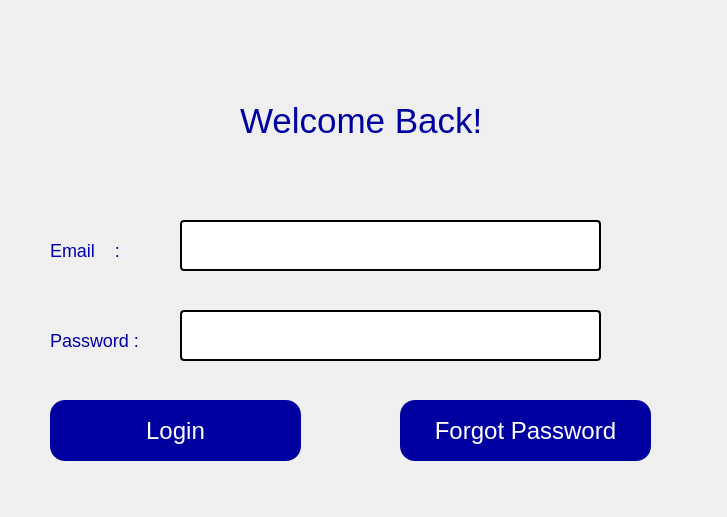
First picture: the form in login.ui, repository omaymaoulad/Freelancer_QT, before the edit.
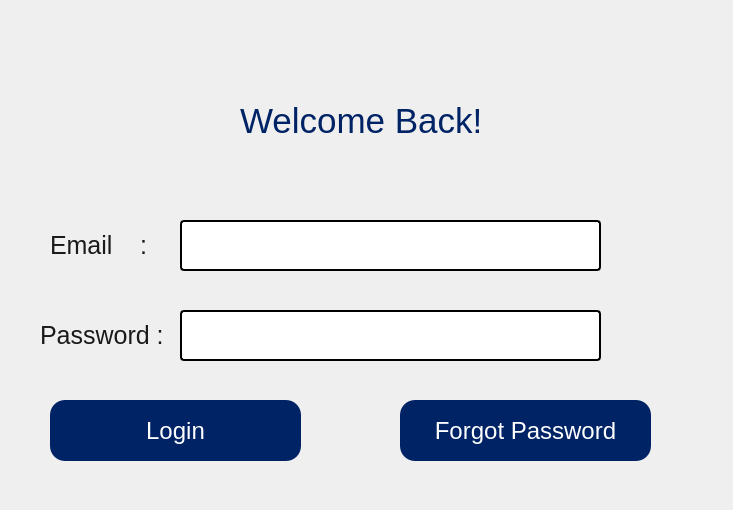
Second picture: the form after the edit. Icons and pictures are not drawn.

Diff of the .ui file:
```diff
--- a/login.ui
+++ b/login.ui
@@ -6,8 +6,8 @@
    <rect>
     <x>0</x>
     <y>0</y>
-    <width>727</width>
-    <height>517</height>
+    <width>733</width>
+    <height>510</height>
    </rect>
   </property>
   <property name="windowTitle">
@@ -35,7 +35,7 @@
 border-radius:15px;
 
 padding : 0 4px;
-background: rgba(0, 0, 160, 1);
+background:#002366;
 border -radius:15px;
 color: rgb(255, 255, 255);
 font: 24px;
@@ -79,15 +79,15 @@
    <property name="geometry">
     <rect>
      <x>50</x>
-     <y>240</y>
-     <width>91</width>
-     <height>20</height>
+     <y>230</y>
+     <width>121</width>
+     <height>31</height>
     </rect>
    </property>
    <property name="styleSheet">
     <string notr="true">QLabel{
-font-size:18px;
-color :rgba(0, 0, 160, 1);
+font-size:25px;
+color :#1A1A1A;
 }</string>
    </property>
    <property name="text">
@@ -97,16 +97,16 @@
   <widget class="QLabel" name="label_2">
    <property name="geometry">
     <rect>
-     <x>50</x>
-     <y>330</y>
-     <width>91</width>
-     <height>20</height>
+     <x>40</x>
+     <y>320</y>
+     <width>131</width>
+     <height>31</height>
     </rect>
    </property>
    <property name="styleSheet">
     <string notr="true">QLabel{
-font-size:18px;
-color :rgba(0, 0, 160, 1);
+font-size:25px;
+color :#1A1A1A;
 }</string>
    </property>
    <property name="text">
@@ -125,7 +125,7 @@
    <property name="styleSheet">
     <string notr="true">QLabel{
 font-size: 35px;
-color:rgba(0, 0, 160, 1);
+color:#002366;
 backround-color:white;
 }</string>
    </property>
@@ -168,7 +168,7 @@
 border-radius:15px;
 
 padding : 0 4px;
-background: rgba(0, 0, 160, 1);
+background: #002366;
 border -radius:15px;
 color: rgb(255, 255, 255);
 font: 24px;
```
Left out of the diff: 16 changed lines with no effect on the pictures.
